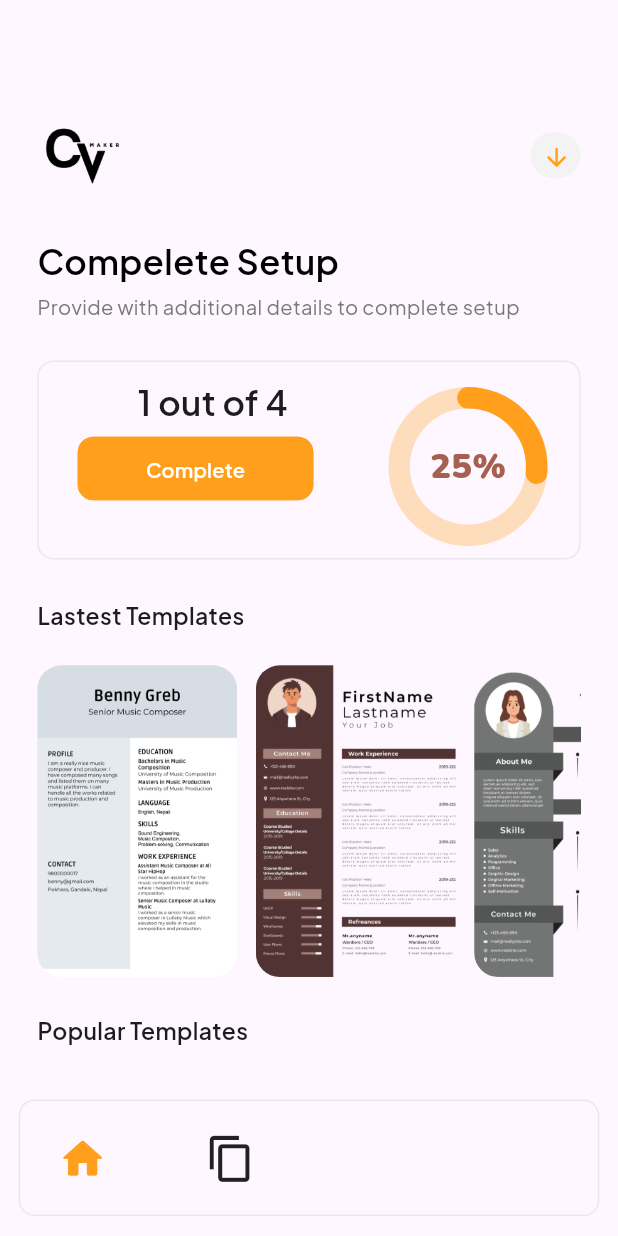
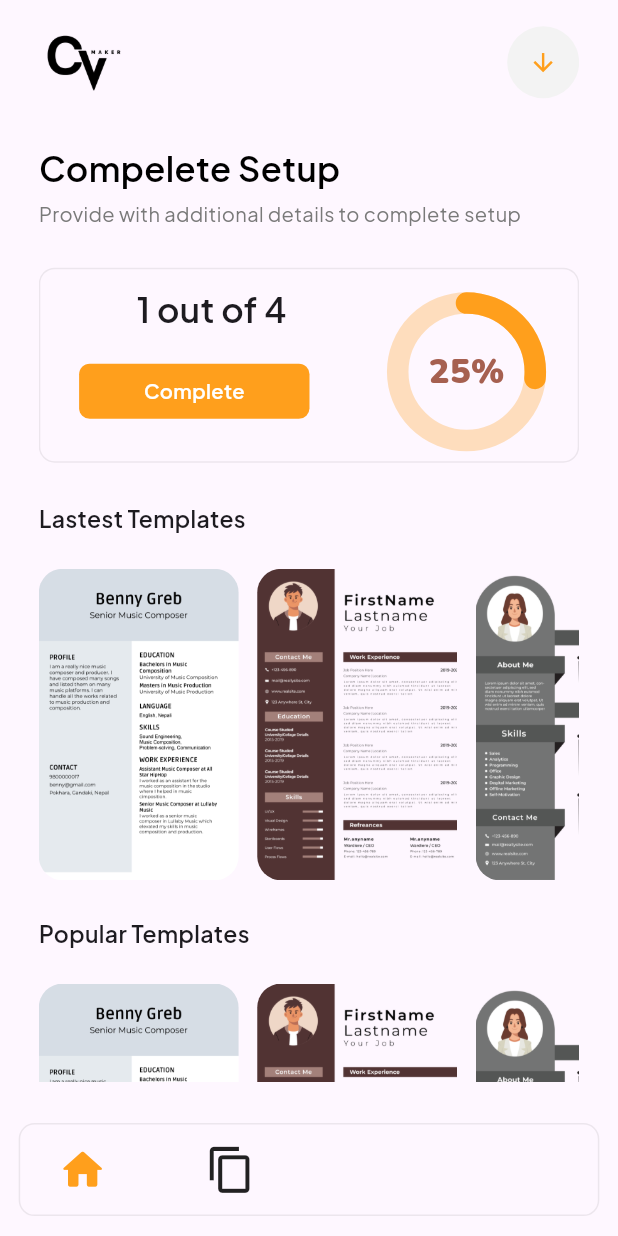
Before and after one commit to SushilDawadi/Cv-Maker, a Flutter app: the HomePage screen opened directly, on a phone screen of 412 x 824 dp. Run offline on Flutter 3.47's test engine with Material 3 defaults, Android fonts, the phone set to English and light mode, and no system bars; drawn by our look-alikes of percent_indicator; our stand-ins replace flutter_screenutil, google_fonts.

Commit message:
learning flutter

```diff
--- a/lib/components/bottomBar.dart
+++ b/lib/components/bottomBar.dart
@@ -10,8 +10,6 @@ class MyBottomBar extends StatelessWidget {
     return Padding(
       padding: EdgeInsets.symmetric(horizontal: 13.w, vertical: 15.h),
       child: Container(
-        height: 88.h,
-        width: 430.w,
         decoration: BoxDecoration(
           border: Border.all(
             color: textFieldInputColor,
--- a/lib/components/box.dart
+++ b/lib/components/box.dart
@@ -7,8 +7,7 @@ class MyBox extends StatelessWidget {
   @override
   Widget build(BuildContext context) {
     return SizedBox(
-      width: 56.w,
-      height: 56.w,
+      width: MediaQuery.of(context).size.width * 0.13,
       child: TextField(
         decoration: InputDecoration(
           border: OutlineInputBorder(
--- a/lib/components/my_appbar.dart
+++ b/lib/components/my_appbar.dart
@@ -20,9 +20,6 @@ class MyAppBar extends StatelessWidget {
     return Column(
       crossAxisAlignment: CrossAxisAlignment.start,
       children: [
-        SizedBox(
-          height: 70.h,
-        ),
         Row(
           mainAxisAlignment: MainAxisAlignment.spaceBetween,
           children: [
@@ -34,10 +31,8 @@ class MyAppBar extends StatelessWidget {
             showDropButton!
                 ? Center(
                     child: Container(
-                        height: 35.h,
-                        width: 35.w,
                         decoration: BoxDecoration(
-                          borderRadius: BorderRadius.all(Radius.circular(20.r)),
+                          borderRadius: BorderRadius.all(Radius.circular(30.r)),
                           color: downButtonBackgroundColor,
                         ),
                         child: IconButton(
--- a/lib/components/my_details_container.dart
+++ b/lib/components/my_details_container.dart
@@ -29,8 +29,6 @@ class MyDetailsContainer extends StatelessWidget {
   @override
   Widget build(BuildContext context) {
     return Container(
-      width: 383.w,
-      height: 250.h,
       decoration: BoxDecoration(
         border: Border.all(
           color: textFieldInputColor,
--- a/lib/components/my_error.dart
+++ b/lib/components/my_error.dart
@@ -49,7 +49,6 @@ class MyErrorPage extends StatelessWidget {
                   text: "Add",
                   width: 164.w,
                   fontSize: 13.sp,
-                  height: 45.h,
                   borderColor: true,
                 )
               ],
@@ -62,7 +61,6 @@ class MyErrorPage extends StatelessWidget {
         MyButton(
           text: "Next",
           width: 129.w,
-          height: 56.h,
           fontSize: 20.sp,
           borderColor: false,
         )
--- a/lib/components/my_nav_title.dart
+++ b/lib/components/my_nav_title.dart
@@ -32,13 +32,15 @@ class _MyNavTitleState extends State<MyNavTitle> {
                   child: Text(
                     navTitles[index],
                     style: TextStyle(
+                      fontSize: 16.sp,
                       fontWeight: index == selectedIndex
                           ? FontWeight.bold
                           : FontWeight.normal,
                     ),
                   ),
                 ),
-                    )),
+              ),
+            ),
           ),
         ],
       ),
--- a/lib/components/text_field.dart
+++ b/lib/components/text_field.dart
@@ -18,8 +18,6 @@ class MyTextField extends StatelessWidget {
   @override
   Widget build(BuildContext context) {
     return Container(
-      width: 383.w,
-      height: 56.h,
       decoration: BoxDecoration(
           border: Border.all(
             color: textFieldInputColor,
--- a/lib/pages/general_information/general_information.dart
+++ b/lib/pages/general_information/general_information.dart
@@ -34,8 +34,6 @@ class GeneralInformation extends StatelessWidget {
                 Padding(
                   padding: EdgeInsets.only(bottom: 19.0.h),
                   child: Container(
-                    height: 199.h,
-                    width: 199.h,
                     decoration: BoxDecoration(
                         borderRadius: BorderRadius.circular(99.5.r)),
                     child: ClipRRect(
@@ -43,6 +41,8 @@ class GeneralInformation extends StatelessWidget {
                       child: Image.asset(
                         'lib/assets/images/yashwindar_sir.png',
                         fit: BoxFit.cover,
+                        height: 199.h,
+                        width: 199.h,
                       ),
                     ),
                   ),
--- a/lib/pages/home/home_page.dart
+++ b/lib/pages/home/home_page.dart
@@ -18,7 +18,7 @@ class HomePage extends StatelessWidget {
     return Scaffold(
       body: SafeArea(
         child: Padding(
-          padding: EdgeInsets.symmetric(horizontal: 26.w, vertical: 16.h),
+          padding: EdgeInsets.symmetric(horizontal: 27.w, vertical: 16.h),
           child: SingleChildScrollView(
             child: Column(
               children: [
@@ -35,8 +35,6 @@ class HomePage extends StatelessWidget {
                       height: 30.h,
                     ),
                     Container(
-                      width: 405.w,
-                      height: 150.h,
                       decoration: BoxDecoration(
                         borderRadius: BorderRadius.circular(12.r),
                         border: Border.all(
@@ -64,9 +62,25 @@ class HomePage extends StatelessWidget {
                               Padding(
                                 padding:
                                     EdgeInsets.only(left: 27.w, bottom: 32.h),
-                                child: MyButton(
-                                    borderColor: false,
-                                    onPressed: () {
+                                // child: MyButton(
+                                //     borderColor: false,
+                                //     onPressed: () {
+                                //       Navigator.push(
+                                //         context,
+                                //         MaterialPageRoute(
+                                //           builder: (context) =>
+                                //               const AllTemplatePage(),
+                                //         ),
+                                //       );
+                                //     },
+                                //     text: "Complete",
+                                //     width: 164.w,
+                                //     height: 48.h,
+                                //     fontSize: 14.sp),
+                                child: Padding(
+                                  padding: EdgeInsets.only(top: 15.h),
+                                  child: GestureDetector(
+                                    onTap: () {
                                       Navigator.push(
                                         context,
                                         MaterialPageRoute(
@@ -75,10 +89,30 @@ class HomePage extends StatelessWidget {
                                         ),
                                       );
                                     },
-                                    text: "Complete",
-                                    width: 164.w,
-                                    height: 48.h,
-                                    fontSize: 14.sp),
+                                    child: Container(
+                                      decoration: BoxDecoration(
+                                        color: primaryColor,
+                                        borderRadius:
+                                            BorderRadius.circular(8.r),
+                                      ),
+                                      child: Center(
+                                          child: Padding(
+                                        padding: EdgeInsets.symmetric(
+                                          horizontal: 45.w,
+                                          vertical: 10.h,
+                                        ),
+                                        child: Text(
+                                          "Complete",
+                                          style: TextStyle(
+                                              color: white,
+                                              fontFamily: fontFamily,
+                                              fontSize: 14.sp,
+                                              fontWeight: FontWeight.w600),
+                                        ),
+                                      )),
+                                    ),
+                                  ),
+                                ),
                               ),
                             ],
                           ),
```
Also changed, not shown: lib/components/my_example_container.dart (+9 -9 lines), lib/components/my_name_app_Bar.dart (+0 -7 lines), lib/components/template_some_data.dart (added, +10 -0 lines). Lines whose indentation alone changed are shown as unchanged.
